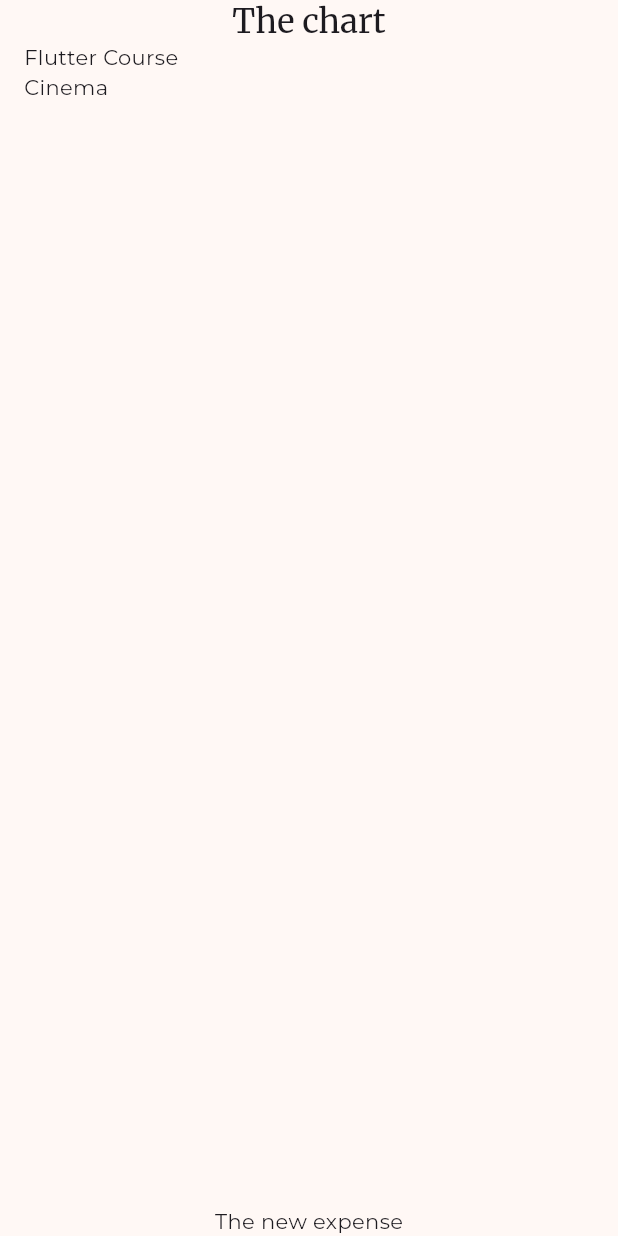
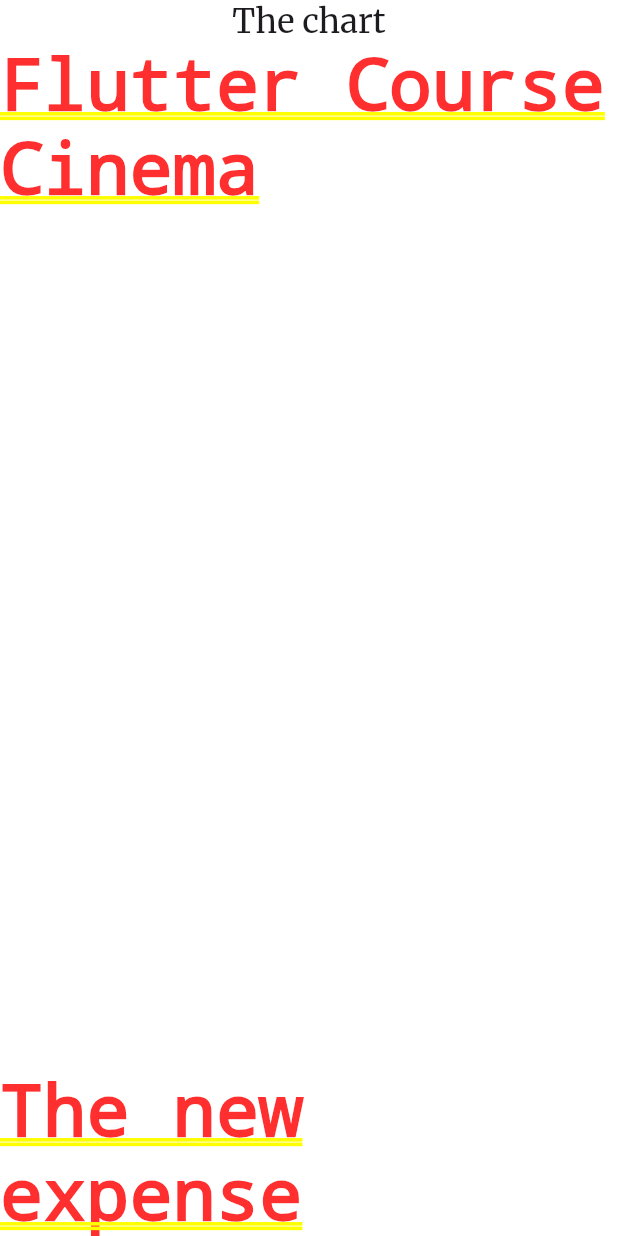
Before and after one commit to jardinefaner/expense_tracker2, a Flutter app: the screen it shows after launch, on a phone screen of 412 x 824 dp. Run offline on Flutter 3.47's test engine with Material 3 defaults, Android fonts, the phone set to English and light mode, and no system bars; our stand-ins replace google_fonts.

Commit message:
Update color scheme and home screen layout

```diff
--- a/lib/themes/color_schemes.dart
+++ b/lib/themes/color_schemes.dart
@@ -1,7 +1,7 @@
 import 'package:flutter/material.dart';
 
 /// The seed color used to generate the color schemes.
-const Color seedColor = Colors.orange;
+const Color seedColor = Colors.indigo;
 
 /// The color schemes for the app.
 class AppColorScheme {
--- a/lib/widgets/home_screen.dart
+++ b/lib/widgets/home_screen.dart
@@ -10,11 +10,6 @@ class HomeScreen extends StatelessWidget {
 
   @override
   Widget build(BuildContext context) {
-    return const Scaffold(
-      body: SafeArea(child: Padding(
-        padding: EdgeInsets.symmetric(horizontal: 16),
-        child: Expenses(),
-      )),
-    );
+    return const Expenses();
   }
 }
```
